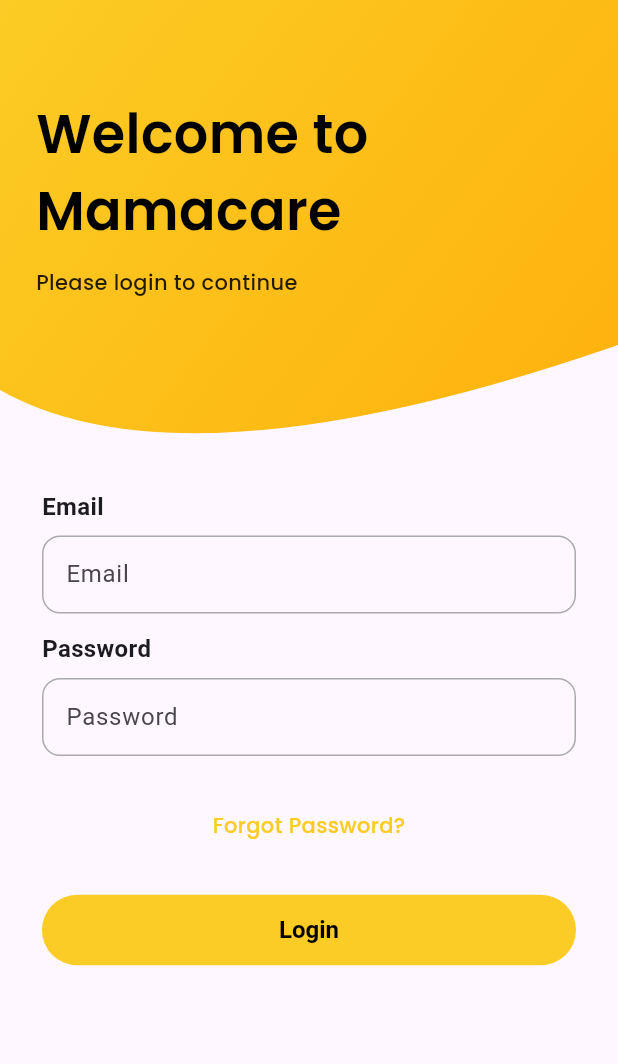
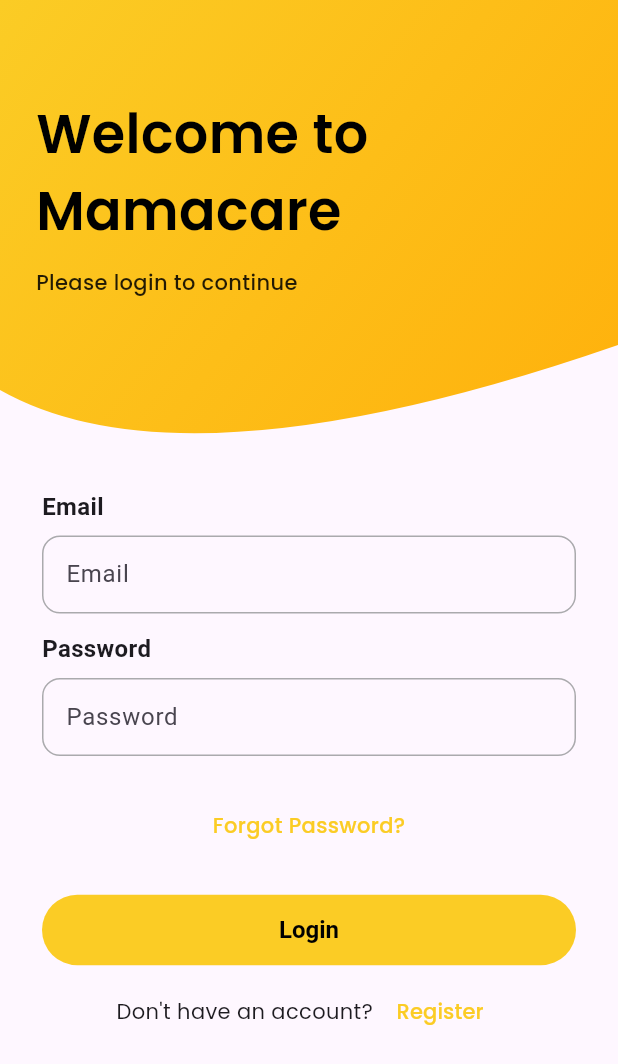
Before and after one commit to balbinopb/mamacare_app, a Flutter app: the screen it shows after launch, on a phone screen of 412 x 824 dp. Shown: the top 1064 px of the screen. Run offline on Flutter 3.47's test engine with Material 3 defaults, Android fonts, the phone set to English and light mode, and no system bars; our stand-ins replace fl_chart, flutter_native_splash, font_awesome_flutter, get, google_fonts.

Commit message:
fix: login screen

```diff
--- a/lib/views/login_screen.dart
+++ b/lib/views/login_screen.dart
@@ -69,6 +69,25 @@ class LoginScreen extends StatelessWidget {
                   ),
                 ),
               ),
+              Row(
+                mainAxisAlignment: MainAxisAlignment.center,
+                children: [
+                  Text(
+                    "Don't have an account?",
+                    style: GoogleFonts.poppins(fontSize: 14),
+                  ),
+                  TextButton(
+                    onPressed: () {},
+                    child: Text(
+                      ' Register',
+                      style: GoogleFonts.poppins(
+                        color: Color(0xFFFBCC25),
+                        fontSize: 14,
+                      ),
+                    ),
+                  ),
+                ],
+              ),
             ],
           ),
         ),
```
